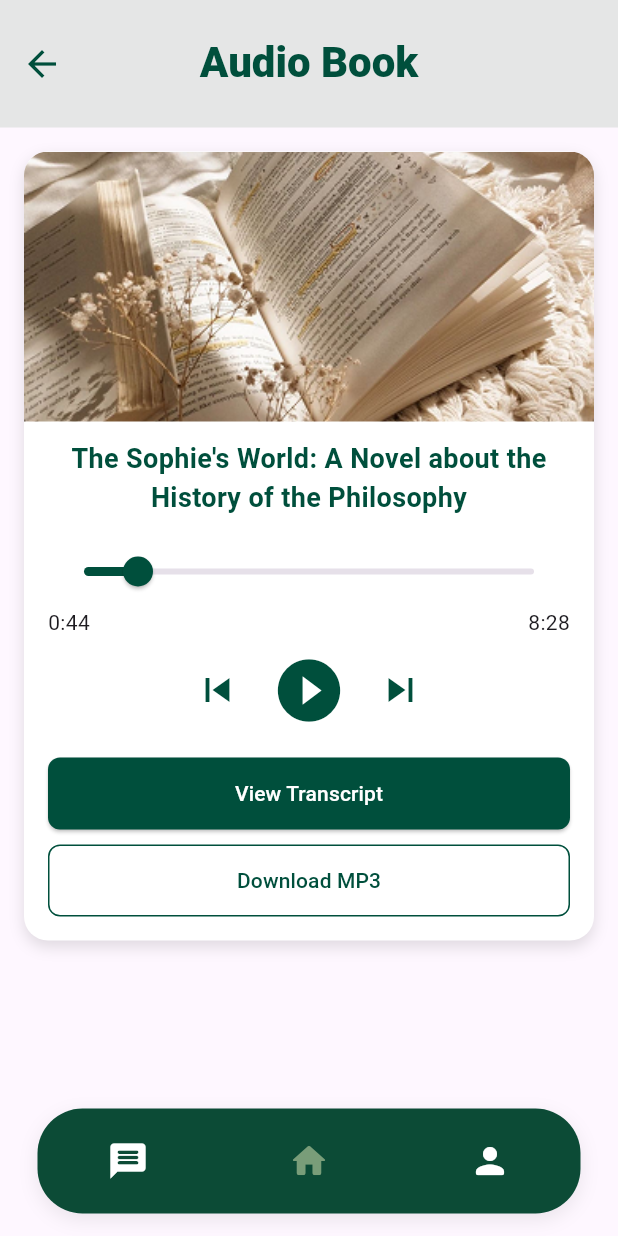
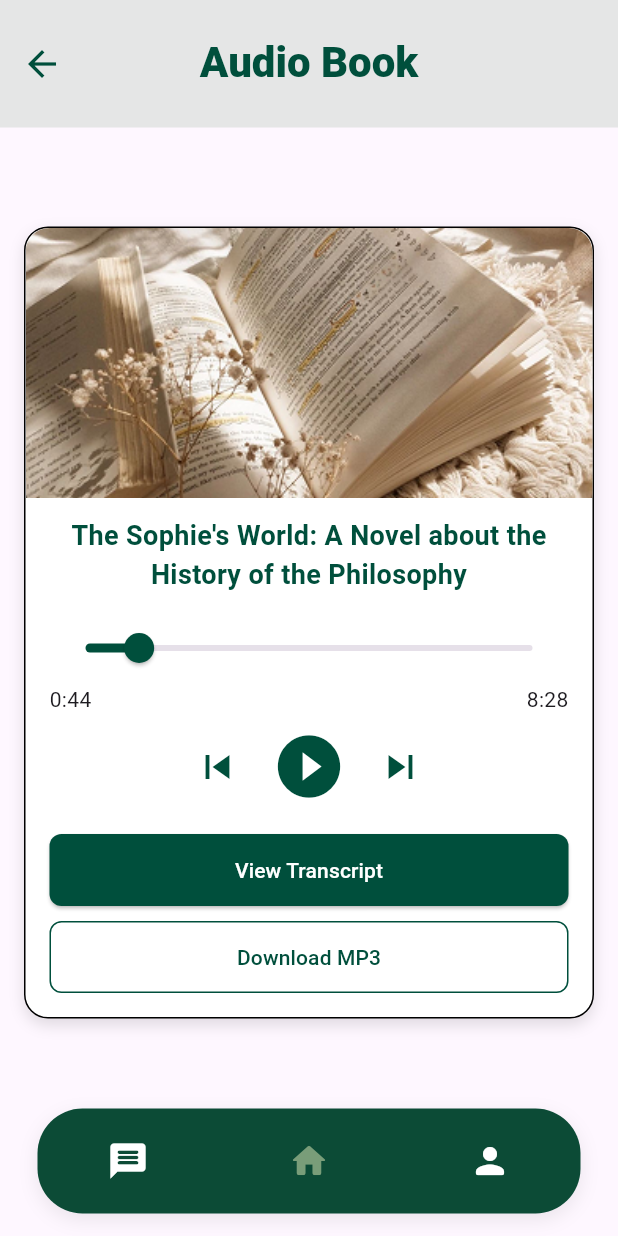
Before and after one commit to maelprz/SE-EduBridge, a Flutter app: the AudioBookScreen screen opened directly, on a phone screen of 412 x 824 dp. Run offline on Flutter 3.47's test engine with Material 3 defaults, Android fonts, the phone set to English and light mode, and no system bars; our stand-ins replace cloud_firestore, firebase_auth, firebase_core, flutter_riverpod; accounts and stored records are empty.

Commit message:
minor changes to audiobookscreen layout

```diff
--- a/flutter_edubridge/lib/Voice_Lesson/screens/audio_book_screen.dart
+++ b/flutter_edubridge/lib/Voice_Lesson/screens/audio_book_screen.dart
@@ -19,11 +19,13 @@ class AudioBookScreen extends StatelessWidget {
           child: Column(
             children: [
 
+              SizedBox(height: 50),
               // --- AUDIO BOOK CARD ---
               Container(
                 width: double.infinity,
                 decoration: BoxDecoration(
                   color: Colors.white,
+                  border: Border.all(color: Colors.black),
                   borderRadius: BorderRadius.circular(16),
                   boxShadow: [
                     BoxShadow(
```
